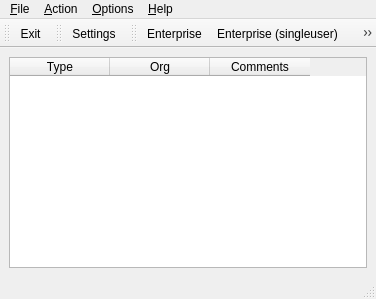
First picture: the form in maintain1s/run1s/client/cpp/run1s/ui/mainwindow.ui, repository tieugene/uprojects, before the edit.
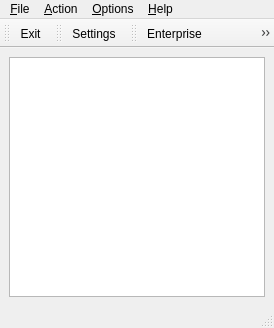
Second picture: the form after the edit. Icons and pictures are not drawn.

Commit message: * Tray - ok * Settings - OK * Uniq app instance * Table=>List

Patch:
```diff
--- a/maintain1s/run1s/client/cpp/run1s/ui/mainwindow.ui
+++ b/maintain1s/run1s/client/cpp/run1s/ui/mainwindow.ui
@@ -1,84 +1,65 @@
 <ui version="4.0" >
  <class>MainWindowClass</class>
- <widget class="QMainWindow" name="MainWindowClass" >
-  <property name="geometry" >
+ <widget class="QMainWindow" name="MainWindowClass">
+  <property name="geometry">
    <rect>
     <x>0</x>
     <y>0</y>
-    <width>376</width>
-    <height>299</height>
+    <width>274</width>
+    <height>328</height>
    </rect>
   </property>
-  <property name="windowTitle" >
+  <property name="sizePolicy">
+   <sizepolicy hsizetype="Maximum" vsizetype="MinimumExpanding">
+    <horstretch>0</horstretch>
+    <verstretch>0</verstretch>
+   </sizepolicy>
+  </property>
+  <property name="windowTitle">
    <string>run1s</string>
   </property>
   <property name="windowIcon" >
    <iconset>
     <normaloff>icons/1c_16x16.png</normaloff>icons/1c_16x16.png</iconset>
   </property>
-  <widget class="QWidget" name="centralWidget" >
-   <layout class="QGridLayout" name="gridLayout" >
-    <item row="0" column="0" >
-     <widget class="QTableWidget" name="tableWidget" >
-      <property name="editTriggers" >
-       <set>QAbstractItemView::NoEditTriggers</set>
-      </property>
-      <property name="alternatingRowColors" >
-       <bool>false</bool>
-      </property>
-      <property name="sortingEnabled" >
-       <bool>false</bool>
-      </property>
-      <column>
-       <property name="text" >
-        <string>Type</string>
-       </property>
-      </column>
-      <column>
-       <property name="text" >
-        <string>Org</string>
-       </property>
-      </column>
-      <column>
-       <property name="text" >
-        <string>Comments</string>
-       </property>
-      </column>
-     </widget>
+  <widget class="QWidget" name="centralWidget">
+   <layout class="QGridLayout" name="gridLayout">
+    <item row="0" column="0">
+     <widget class="QListWidget" name="listWidget"/>
     </item>
    </layout>
   </widget>
-  <widget class="QMenuBar" name="menuBar" >
-   <property name="geometry" >
+  <widget class="QMenuBar" name="menuBar">
+   <property name="geometry">
     <rect>
      <x>0</x>
      <y>0</y>
-     <width>376</width>
-     <height>24</height>
+     <width>274</width>
+     <height>23</height>
     </rect>
    </property>
-   <widget class="QMenu" name="menuFile" >
-    <property name="title" >
+   <widget class="QMenu" name="menuFile">
+    <property name="title">
      <string>&amp;File</string>
     </property>
     <addaction name="actionExit" />
    </widget>
-   <widget class="QMenu" name="menuOptions" >
-    <property name="title" >
+   <widget class="QMenu" name="menuOptions">
+    <property name="title">
      <string>&amp;Options</string>
     </property>
     <addaction name="actionSettings" />
    </widget>
-   <widget class="QMenu" name="menuHelp" >
-    <property name="title" >
+   <widget class="QMenu" name="menuHelp">
+    <property name="title">
      <string>&amp;Help</string>
     </property>
     <addaction name="actionHelp" />
     <addaction name="actionAbout" />
     <addaction name="actionAboutQt" />
    </widget>
-   <widget class="QMenu" name="menuAction" >
-    <property name="title" >
+   <widget class="QMenu" name="menuAction">
+    <property name="title">
      <string>&amp;Action</string>
     </property>
     <addaction name="actionEnterprise" />
@@ -86,10 +67,10 @@
     <addaction name="actionConfigurer" />
     <addaction name="actionMonitor" />
    </widget>
-   <addaction name="menuFile" />
-   <addaction name="menuAction" />
-   <addaction name="menuOptions" />
-   <addaction name="menuHelp" />
+   <addaction name="menuFile"/>
+   <addaction name="menuAction"/>
+   <addaction name="menuOptions"/>
+   <addaction name="menuHelp"/>
   </widget>
   <widget class="QStatusBar" name="statusBar" />
   <widget class="QToolBar" name="FileToolBar" >
@@ -126,10 +107,10 @@
    <attribute name="toolBarBreak" >
     <bool>false</bool>
    </attribute>
-   <addaction name="actionEnterprise" />
-   <addaction name="actionEnterprise_singleuser" />
-   <addaction name="actionConfigurer" />
-   <addaction name="actionMonitor" />
+   <addaction name="actionEnterprise"/>
+   <addaction name="actionEnterprise_singleuser"/>
+   <addaction name="actionConfigurer"/>
+   <addaction name="actionMonitor"/>
   </widget>
   <action name="actionExit" >
    <property name="icon" >
```
Left out of the diff: 133 changed lines with no effect on the pictures. The commit also changes 10 other files.
